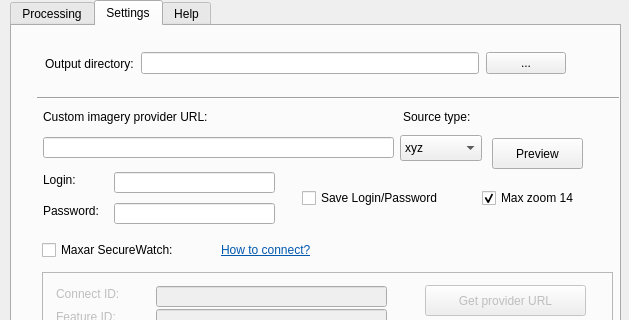
Before: the Qt Designer form src/geoalert_master_src/main_dialog.ui in Geoalert/mapflow-qgis, drawn with Qt 5; both pictures show x 0 to 629 and y 0 to 320 of the 629 by 559 pixel window.
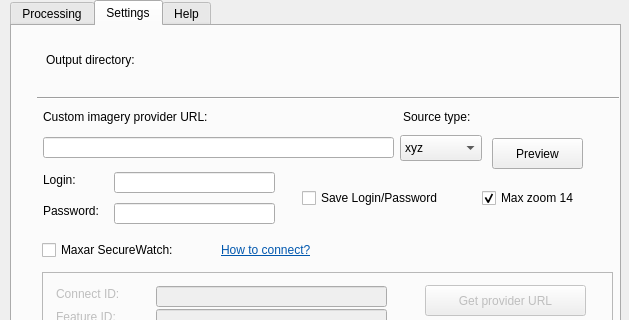
After: the same form once the commit is applied. The open tabs and pages were chosen to show the change. Custom widgets are drawn as their Qt base class.

Commit message: Use native QGIS file selection dialog

The edit to the form file:
```diff
--- a/src/geoalert_master_src/main_dialog.ui
+++ b/src/geoalert_master_src/main_dialog.ui
@@ -531,38 +531,6 @@
        <enum>Qt::Horizontal</enum>
       </property>
      </widget>
-     <widget class="QWidget" name="layoutWidget">
-      <property name="geometry">
-       <rect>
-        <x>13</x>
-        <y>0</y>
-        <width>521</width>
-        <height>51</height>
-       </rect>
-      </property>
-      <layout class="QHBoxLayout" name="horizontalLayout">
-       <property name="spacing">
-        <number>7</number>
-       </property>
-       <item>
-        <widget class="QLabel" name="label_28">
-         <property name="text">
-          <string>Output directory:</string>
-         </property>
-        </widget>
-       </item>
-       <item>
-        <widget class="QLineEdit" name="output_directory"/>
-       </item>
-       <item>
-        <widget class="QPushButton" name="but_dir">
-         <property name="text">
-          <string>...</string>
-         </property>
-        </widget>
-       </item>
-      </layout>
-     </widget>
      <widget class="QLabel" name="label_34">
       <property name="geometry">
        <rect>
@@ -682,6 +650,41 @@
        <string/>
       </property>
      </widget>
+     <widget class="QWidget" name="">
+      <property name="geometry">
+       <rect>
+        <x>14</x>
+        <y>1</y>
+        <width>561</width>
+        <height>41</height>
+       </rect>
+      </property>
+      <layout class="QHBoxLayout" name="horizontalLayout">
+       <item>
+        <widget class="QLabel" name="label_28">
+         <property name="text">
+          <string>Output directory:</string>
+         </property>
+        </widget>
+       </item>
+       <item>
+        <widget class="QgsFileWidget" name="outputDirectory">
+         <property name="dialogTitle">
+          <string>Select Working Directory</string>
+         </property>
+         <property name="filter">
+          <string/>
+         </property>
+         <property name="storageMode">
+          <enum>QgsFileWidget::GetDirectory</enum>
+         </property>
+         <property name="options">
+          <set>QFileDialog::ReadOnly|QFileDialog::ShowDirsOnly</set>
+         </property>
+        </widget>
+       </item>
+      </layout>
+     </widget>
     </widget>
     <widget class="QFrame" name="maxarFrame">
      <property name="enabled">
@@ -968,6 +971,11 @@
   </widget>
  </widget>
  <customwidgets>
+  <customwidget>
+   <class>QgsFileWidget</class>
+   <extends>QWidget</extends>
+   <header>qgsfilewidget.h</header>
+  </customwidget>
   <customwidget>
    <class>QgsMapLayerComboBox</class>
    <extends>QComboBox</extends>
```
Left out of the diff: 2 changed lines with no effect on the pictures. The commit also changes 1 other file.
